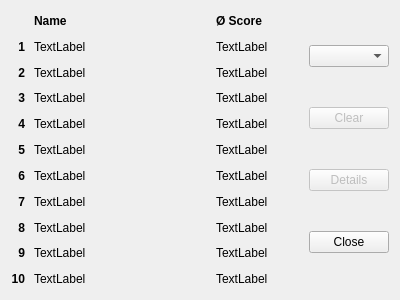
This is ui/highscore.ui in gulp21/QeoDart as Qt 5 draws it before an edit. The edited form follows.
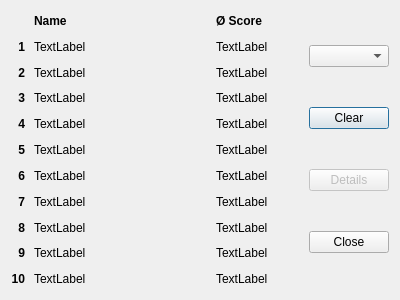
This is the edited form. Icons and pictures are not drawn.

Diff of the .ui file:
```diff
--- a/ui/highscore.ui
+++ b/ui/highscore.ui
@@ -360,10 +360,7 @@
       <widget class="QComboBox" name="comboBox"/>
      </item>
      <item>
-      <widget class="QPushButton" name="pushButton_2">
-       <property name="enabled">
-        <bool>false</bool>
-       </property>
+      <widget class="QPushButton" name="btClear">
        <property name="text">
         <string>Clear</string>
        </property>
```
